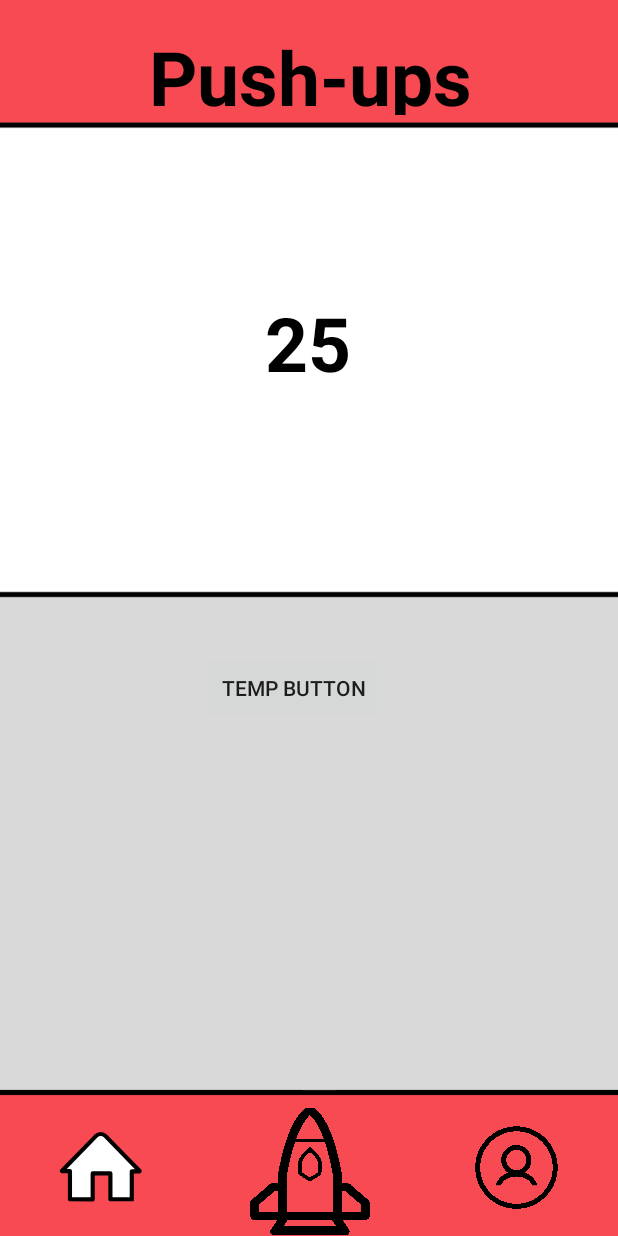
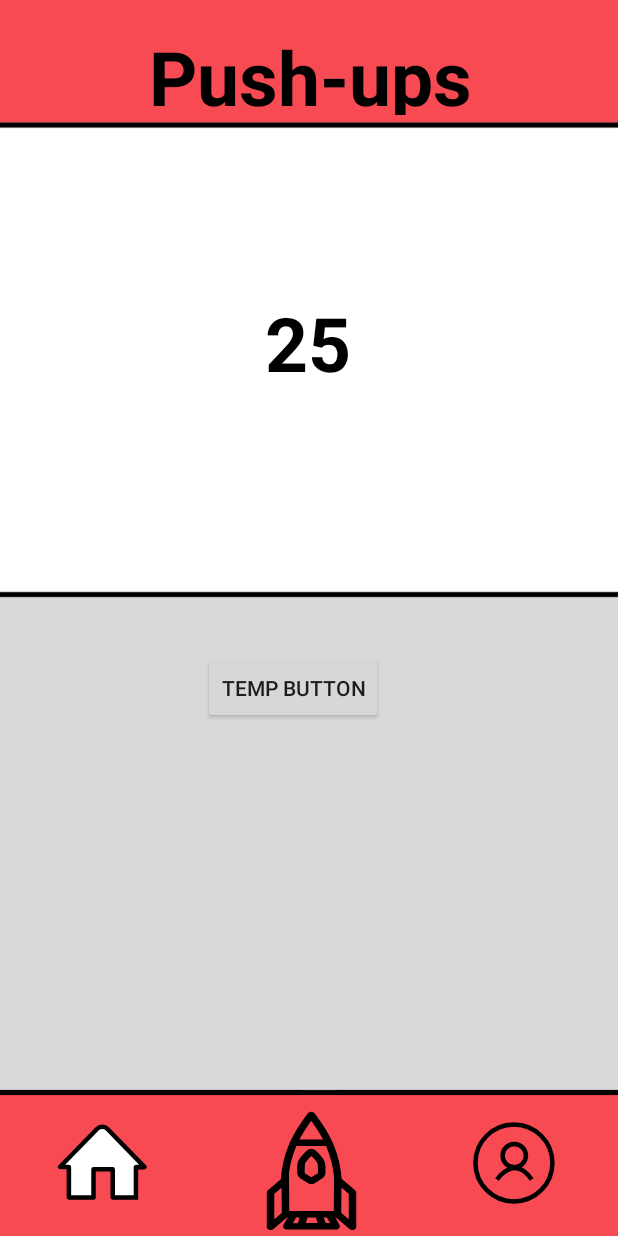
Before and after one commit to Luisob95/TeamTwoProject, an Android app: the screen it shows after launch (HomeActivity), on a phone screen of 412 x 824 dp. Run offline under Robolectric (Android 15) with nearby library versions, the phone set to English and light mode, and no system bars.

Commit message:
Everything is working

```diff
--- a/app/src/main/res/layout/page_home.xml
+++ b/app/src/main/res/layout/page_home.xml
@@ -17,14 +17,13 @@
         app:layout_constraintHorizontal_bias="1.0"
         app:layout_constraintStart_toStartOf="parent"
         app:layout_constraintTop_toTopOf="parent"
-        app:layout_constraintVertical_bias="1.0"
+        app:layout_constraintVertical_bias="0.0"
         app:srcCompat="@drawable/background_homescreen" />
-
 
     <ImageButton
         android:id="@+id/icon_Profile"
-        android:layout_width="55dp"
-        android:layout_height="55dp"
+        android:layout_width="60dp"
+        android:layout_height="60dp"
         android:background="@android:color/transparent"
         android:contentDescription="@string/profile_icon"
         android:scaleType="fitXY"
@@ -33,22 +32,22 @@
         app:layout_constraintHorizontal_bias="0.888"
         app:layout_constraintStart_toStartOf="parent"
         app:layout_constraintTop_toTopOf="parent"
-        app:layout_constraintVertical_bias="0.977"
+        app:layout_constraintVertical_bias="0.976"
         app:srcCompat="@drawable/icon_profile_transparent" />
 
     <ImageButton
         android:id="@+id/home_icon"
-        android:layout_width="55dp"
-        android:layout_height="55dp"
+        android:layout_width="60dp"
+        android:layout_height="60dp"
         android:background="@android:color/transparent"
         android:contentDescription="@string/home_icon"
         android:scaleType="fitXY"
         app:layout_constraintBottom_toBottomOf="parent"
         app:layout_constraintEnd_toEndOf="parent"
-        app:layout_constraintHorizontal_bias="0.111"
+        app:layout_constraintHorizontal_bias="0.108"
         app:layout_constraintStart_toStartOf="parent"
         app:layout_constraintTop_toTopOf="parent"
-        app:layout_constraintVertical_bias="0.977"
+        app:layout_constraintVertical_bias="0.976"
         app:srcCompat="@drawable/icon_home_selected" />
 
     <ImageButton
```
Also changed, not shown: app/src/main/res/layout/page_plan.xml (+7 -7 lines), app/src/main/res/layout/page_profile.xml (+7 -7 lines), app/src/main/res/drawable/icon_profile_transparent.png (deleted), app/src/main/res/drawable/icon_rocket_transparent.png (deleted).
